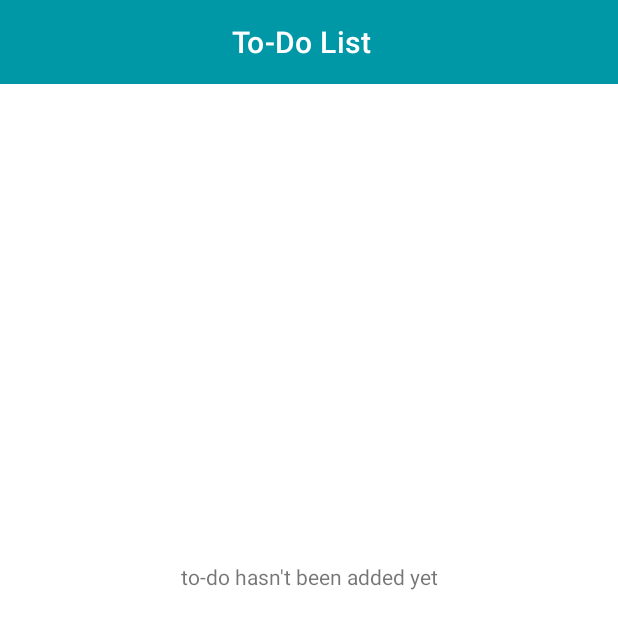
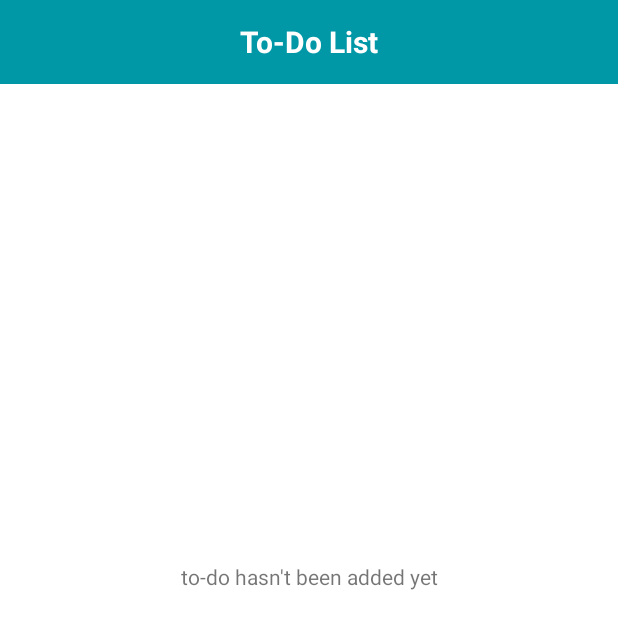
Before and after one commit to busramacak/INotes, an Android app: the AddCheckListFragment screen opened through its navigation route, on a phone screen of 412 x 824 dp, the top half of it. Run offline under Robolectric (Android 15) with nearby library versions, the phone set to English and light mode, and no system bars; our stand-ins replace data binding, navigation-ui.

Commit message:
tr & en language append

```diff
--- a/app/build.gradle
+++ b/app/build.gradle
@@ -18,7 +18,6 @@ android {
     }
     buildFeatures{
         dataBinding true
-        viewBinding true
     }
 
     buildTypes {
@@ -48,7 +47,6 @@ dependencies {
     implementation 'androidx.legacy:legacy-support-v4:1.0.0'
     implementation 'androidx.recyclerview:recyclerview:1.3.0'
     implementation 'androidx.test:core-ktx:1.5.0'
-    implementation 'androidx.compose.ui:ui-graphics:1.1.1'
     testImplementation 'junit:junit:4.13.2'
     androidTestImplementation 'androidx.test.ext:junit:1.1.5'
     androidTestImplementation 'androidx.test.espresso:espresso-core:3.5.1'
--- a/app/src/main/java/com/bmprj/inotes/AddCheckListFragment.kt
+++ b/app/src/main/java/com/bmprj/inotes/AddCheckListFragment.kt
@@ -36,7 +36,7 @@ class AddCheckListFragment : Fragment() {
         val editText=dialogLayout.findViewById<EditText>(R.id.alertEdtxt)
 
         alertDialog.setView(dialogLayout)
-        alertDialog.setPositiveButton("OK"){dialogInterface, i->
+        alertDialog.setPositiveButton(R.string.okButton){dialogInterface, i->
 
             val dh = DataBaseHelper(requireContext())
             ChecksDAO().addChecks(dh,editText.text.toString(),0)
--- a/app/src/main/res/layout/alert_dialog_layout.xml
+++ b/app/src/main/res/layout/alert_dialog_layout.xml
@@ -13,6 +13,6 @@
         android:layout_marginStart="20dp"
         android:layout_marginEnd="20dp"
         app:tint="@color/toolbarColor"
-        android:hint="To-Do Name"/>
+        android:hint="@string/toDoName"/>
 
 </LinearLayout>
--- a/app/src/main/res/layout/fragment_add_check_list.xml
+++ b/app/src/main/res/layout/fragment_add_check_list.xml
@@ -18,15 +18,24 @@
 
         <androidx.appcompat.widget.Toolbar
             android:id="@+id/toolbar4"
-            app:title="To-Do List"
-            app:titleTextColor="@color/white"
             android:background="@color/toolbarColor"
-            app:titleMarginStart="155dp"
             android:layout_width="match_parent"
             android:layout_height="wrap_content"
             app:layout_constraintEnd_toEndOf="parent"
             app:layout_constraintStart_toStartOf="parent"
-            app:layout_constraintTop_toTopOf="parent" />
+            app:layout_constraintTop_toTopOf="parent">
+
+            <TextView
+                android:layout_width="wrap_content"
+                android:layout_height="wrap_content"
+                android:text="@string/toDoTitle"
+                android:layout_gravity="center"
+                android:textColor="@color/white"
+                android:textSize="20sp"
+                android:textStyle="bold"/>
+
+
+        </androidx.appcompat.widget.Toolbar>
 
 
         <androidx.recyclerview.widget.RecyclerView
@@ -53,7 +62,7 @@
             android:id="@+id/check_txt"
             android:layout_width="wrap_content"
             android:layout_height="wrap_content"
-            android:text="to-do hasn't been added yet"
+            android:text="@string/toDoAddedYetText"
             app:layout_constraintBottom_toBottomOf="parent"
             app:layout_constraintEnd_toEndOf="parent"
             app:layout_constraintStart_toStartOf="parent"
--- a/app/src/main/res/layout/fragment_add_note.xml
+++ b/app/src/main/res/layout/fragment_add_note.xml
@@ -39,7 +39,7 @@
                 android:layout_marginEnd="30dp"
                 android:padding="5dp"
                 android:background="@null"
-                android:hint="Title"
+                android:hint="@string/addNoteTitle"
                 android:textStyle="bold"
                 android:textSize="20sp"/>
 
@@ -52,7 +52,7 @@
             android:layout_height="0dp"
             android:background="@null"
             android:gravity="top"
-            android:hint="Notes"
+            android:hint="@string/addNoteNote"
             android:padding="10dp"
             app:layout_constraintBottom_toTopOf="@+id/button"
             app:layout_constraintEnd_toEndOf="parent"
@@ -67,7 +67,7 @@
             android:onClick="@{(v)-> addNoteDesign.saveClick(v)}"
             app:backgroundTint="@null"
             android:padding="15dp"
-            android:text="Save"
+            android:text="@string/saveButton"
             android:textColor="@color/white"
             app:layout_constraintBottom_toBottomOf="parent"
             app:layout_constraintEnd_toEndOf="parent"
--- a/app/src/main/res/layout/fragment_searchh.xml
+++ b/app/src/main/res/layout/fragment_searchh.xml
@@ -41,7 +41,7 @@
                 android:iconifiedByDefault="false"
                 android:closeIcon="@drawable/close"
                 android:onQueryTextChange="@{() -> searchDesign.onQueryChange(searchView.getQuery().toString())}"
-                android:queryHint="Search Notes"
+                android:queryHint="@string/searchViewHint"
                 android:searchHintIcon="@null"
                 android:searchIcon="@null" />
 
```
Also changed, not shown: app/src/main/res/layout/fragment_fav_notes.xml (+13 -5 lines), app/src/main/res/layout/fragment_note.xml (+13 -5 lines), app/src/main/res/values/strings.xml (added, +15 -0 lines), 1 other file.
